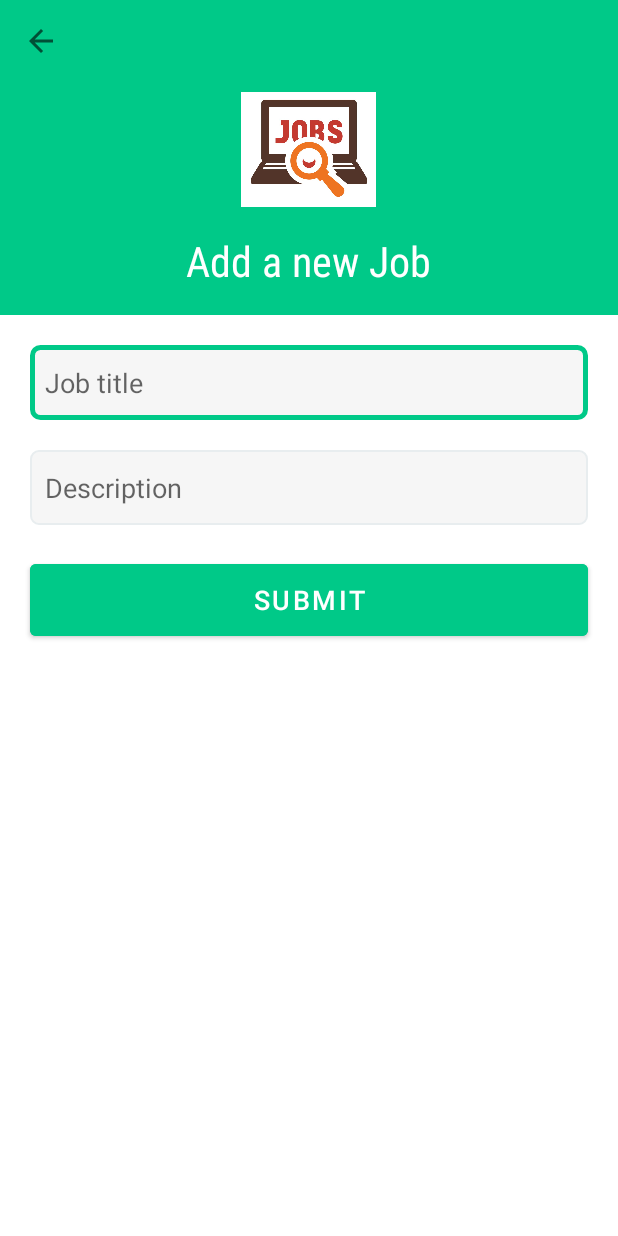
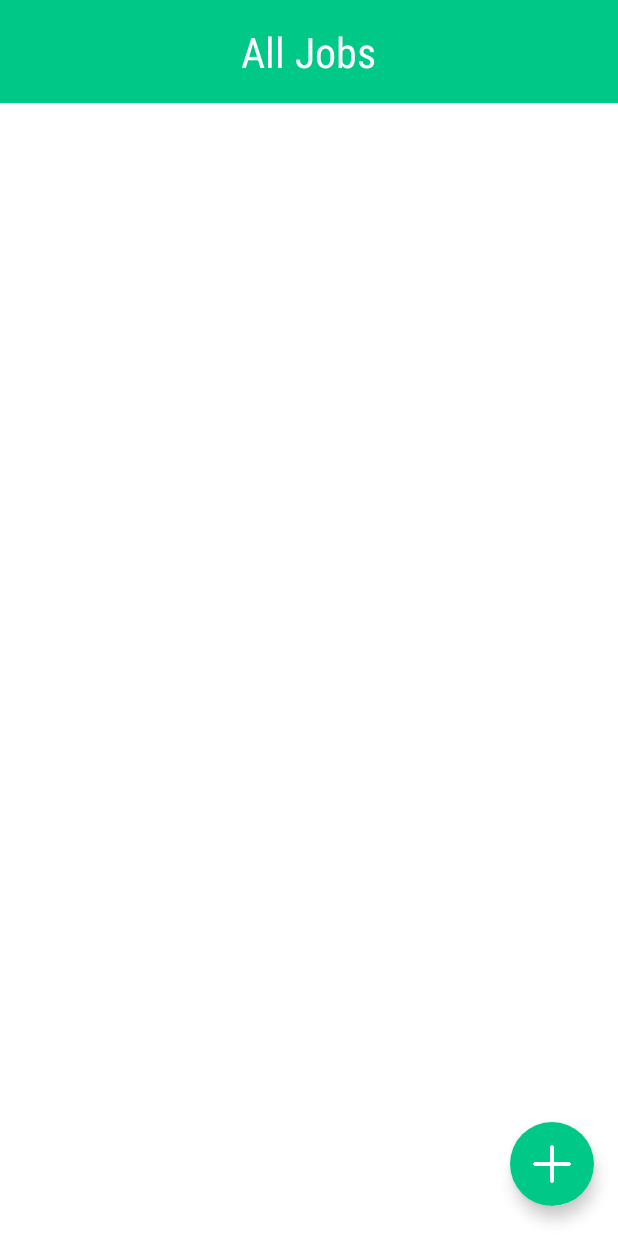
Before and after one commit to it21279898/Job, an Android app: the AddNewJob screen opened directly, with no data from a screen before it, after a tap on "SUBMIT", on a phone screen of 412 x 824 dp. Run offline under Robolectric (Android 15) with nearby library versions, the phone set to English and light mode, and no system bars; our stand-ins replace Firebase (no records; nobody signed in at launch, a user with empty details on screens opened directly).

Commit message:
New Changes in Job

```diff
--- a/app/src/main/AndroidManifest.xml
+++ b/app/src/main/AndroidManifest.xml
@@ -11,6 +11,12 @@
         android:supportsRtl="true"
         android:theme="@style/Theme.Job"
         tools:targetApi="31">
+        <activity
+            android:name=".EditJob"
+            android:exported="false" />
+        <activity
+            android:name=".AllJobs"
+            android:exported="false" />
         <activity
             android:name=".AddNewJob"
             android:exported="false" />
--- a/app/src/main/java/com/example/job/AddNewJob.kt
+++ b/app/src/main/java/com/example/job/AddNewJob.kt
@@ -1,14 +1,17 @@
 package com.example.job
 
+import android.content.Intent
 import android.os.Bundle
 import android.widget.Button
 import android.widget.EditText
+import android.widget.Toast
 import androidx.appcompat.app.AppCompatActivity
 import com.example.job.databinding.ActivityLoginBinding
 import com.google.firebase.auth.FirebaseAuth
+import com.google.firebase.database.DatabaseReference
 import com.google.firebase.database.FirebaseDatabase
 
-data class Job(val title: String, val description: String)
+data class Job(val title: String, val description: String, val id: String)
 
 class AddNewJob : AppCompatActivity() {
     private lateinit var binding: ActivityLoginBinding;
@@ -18,23 +21,32 @@ class AddNewJob : AppCompatActivity() {
         super.onCreate(savedInstanceState)
         setContentView(R.layout.activity_add_new_job)
 
-//        auth = FirebaseAuth.getInstance();
-
-        //Auth
-
         // Initialize Firebase Realtime Database
         val database1 = FirebaseDatabase.getInstance("https://quick-jobs-fe3b2-default-rtdb.firebaseio.com/")
 
         val addNewJobSubmit = findViewById<Button>(R.id.SubmitBtn);
         // set on-click listener
         addNewJobSubmit.setOnClickListener {
+            val database = database1.getReference("Jobs");
+
+            val jobId = generateUniqueId(database);
             val jobTitle = findViewById<EditText>(R.id.JobTitle).text.toString();
             val jobDescription = findViewById<EditText>(R.id.description).text.toString();
 
-            val newJob = Job(jobTitle, jobDescription)
-            val database = database1.getReference("user");
+            val newJob = Job(jobTitle, jobDescription, jobId);
 
-            database.child("jobData").push().setValue(newJob)
+            // Store data in to database
+            database.child(jobId).setValue(newJob);
+
+            Toast.makeText(this,"Job successfully added", Toast.LENGTH_SHORT).show();
+
+            // Redirect to the all jobs activity
+            startActivity(Intent(this, AllJobs::class.java));
         }
     }
+
+    fun generateUniqueId(databaseRef: DatabaseReference): String {
+        val newRef = databaseRef.push()
+        return newRef.key ?: ""
+    }
 }
--- /dev/null
+++ b/app/src/main/java/com/example/job/AllJobs.kt
@@ -0,0 +1,64 @@
+package com.example.job
+
+import android.annotation.SuppressLint
+import android.content.Intent
+import androidx.appcompat.app.AppCompatActivity
+import android.os.Bundle
+import android.widget.Button
+import androidx.recyclerview.widget.LinearLayoutManager
+import androidx.recyclerview.widget.RecyclerView
+import com.google.android.material.floatingactionbutton.FloatingActionButton
+import com.google.firebase.database.DataSnapshot
+import com.google.firebase.database.DatabaseError
+import com.google.firebase.database.FirebaseDatabase
+import com.google.firebase.database.ValueEventListener
+import customClasses.JobListAdapter
+
+class AllJobs : AppCompatActivity() {
+    override fun onCreate(savedInstanceState: Bundle?) {
+        super.onCreate(savedInstanceState)
+        setContentView(R.layout.activity_all_jobs)
+
+        // Load all the jobs
+        val databaseRef = FirebaseDatabase
+            .getInstance("https://quick-jobs-fe3b2-default-rtdb.firebaseio.com/")
+            .getReference("Jobs");
+        println(databaseRef);
+
+        val jobList = mutableListOf<customClasses.Job>();
+        val recyclerView = findViewById<RecyclerView>(R.id.recyler_view_job_all);
+
+        // Set the layout manager
+        val layoutManager = LinearLayoutManager(applicationContext);
+        recyclerView.layoutManager = layoutManager;
+
+        // Adapter config
+        val adapter = JobListAdapter(jobList);
+        recyclerView.adapter = adapter;
+
+        databaseRef.addValueEventListener(object : ValueEventListener {
+            @SuppressLint("NotifyDataSetChanged")
+            override fun onDataChange(snapshot: DataSnapshot) {
+                for (jobSnapshot in snapshot.children) {
+                    val job = jobSnapshot.getValue(customClasses.Job::class.java);
+                    if (job != null) {
+                        jobList.add(job);
+                    };
+                }
+                println(jobList);
+                adapter.notifyDataSetChanged();
+            }
+
+            override fun onCancelled(error: DatabaseError) {
+                println("Error on all jobs loading");
+            }
+        })
+
+        // Redirect to add new job
+        val redirectToAddNewJob = findViewById<FloatingActionButton>(R.id.floating_action_button);
+        redirectToAddNewJob.setOnClickListener {
+            val intent = Intent(this, AddNewJob::class.java)
+            startActivity(intent)
+        }
+    }
+}
--- a/app/src/main/java/com/example/job/LoginActivity.kt
+++ b/app/src/main/java/com/example/job/LoginActivity.kt
@@ -45,7 +45,7 @@ class LoginActivity : AppCompatActivity() {
             showTextMinimalAlert(it,"Password")
         }
 
-        //button enable true or false 1
+        //button enable true or false
         val invalidFieldsStream = io.reactivex.Observable.combineLatest(
 
             usernameSteam,
--- /dev/null
+++ b/app/src/main/res/layout/activity_all_jobs.xml
@@ -0,0 +1,80 @@
+<?xml version="1.0" encoding="utf-8"?>
+<LinearLayout xmlns:android="http://schemas.android.com/apk/res/android"
+    xmlns:app="http://schemas.android.com/apk/res-auto"
+    xmlns:tools="http://schemas.android.com/tools"
+    android:layout_width="match_parent"
+    android:layout_height="match_parent"
+    android:orientation="vertical"
+    tools:context=".AllJobs">
+
+    <RelativeLayout
+        android:id="@+id/toolbarRl"
+        android:layout_width="match_parent"
+        android:layout_height="wrap_content"
+        android:background="@color/primary_color"
+        android:paddingTop="15dp"
+        android:paddingBottom="15dp"
+        tools:layout_editor_absoluteX="0dp"
+        tools:ignore="MissingConstraints">
+
+        <TextView
+            android:id="@+id/AddJob"
+            android:layout_width="wrap_content"
+            android:layout_height="wrap_content"
+            android:layout_centerHorizontal="true"
+            android:fontFamily="sans-serif-condensed"
+            android:scrollbarSize="28sp"
+            android:text="@string/all_jobs"
+            android:textColor="@color/white"
+            android:textSize="28dp" />
+
+    </RelativeLayout>
+    <!--Input title-->
+    <ScrollView
+        android:layout_width="match_parent"
+        android:layout_height="match_parent">
+
+        <LinearLayout
+            android:layout_width="match_parent"
+            android:layout_height="wrap_content"
+            android:padding="15dp"
+            android:orientation="vertical">
+            <!-- Recent Activities Body (Items) -->
+            <androidx.recyclerview.widget.RecyclerView
+                android:id="@+id/recyler_view_job_all"
+                android:layout_width="match_parent"
+                android:layout_height="wrap_content"
+                android:orientation="vertical"
+                android:layout_margin="0dp"
+                android:layout_marginTop="20dp">
+
+            </androidx.recyclerview.widget.RecyclerView>
+
+        </LinearLayout>
+    </ScrollView>
+
+    <!-- Add New Job -->
+    <LinearLayout
+        android:layout_width="match_parent"
+        android:layout_height="match_parent"
+        android:orientation="vertical"
+        android:layout_marginTop="-92dp">
+
+        <com.google.android.material.floatingactionbutton.FloatingActionButton
+            android:id="@+id/floating_action_button"
+            android:layout_width="wrap_content"
+            android:layout_height="wrap_content"
+            app:fabSize="auto"
+            app:maxImageSize="25dp"
+            android:layout_gravity="bottom|right"
+            android:background="@drawable/custom_button_layout"
+            android:backgroundTint="@color/primary_color"
+            app:borderWidth="0dp"
+            android:layout_margin="16dp"
+            app:tint="@color/white"
+            app:srcCompat="@drawable/add_new_icon_white"
+            android:onClick="addNewSaving"
+            android:contentDescription="Add New Savings" />
+    </LinearLayout>
+
+</LinearLayout>
--- a/app/src/main/res/layout/activity_home.xml
+++ b/app/src/main/res/layout/activity_home.xml
@@ -24,13 +24,11 @@
         android:layout_height="40dp"
         android:text="Tax" />
     <Button
-        android:id="@+id/btnAddJob"
+        android:id="@+id/btnAllJobs"
         style="@style/ButtonGreen"
         android:layout_width="180dp"
         android:layout_marginTop="8dp"
         android:layout_height="40dp"
-        android:text="Add New Job" />
-
-
+        android:text="@string/all_Jobs" />
 
 </LinearLayout>
--- a/app/src/main/res/values/colors.xml
+++ b/app/src/main/res/values/colors.xml
@@ -10,4 +10,5 @@
     <color name="primary_color">#00C988</color>
     <color name="grey">#888888</color>
     <color name="grey_light">#F0F0F0</color>
+    <color name="background_main">#f6f6f6</color>
 </resources>
--- a/app/src/main/res/values/strings.xml
+++ b/app/src/main/res/values/strings.xml
@@ -43,10 +43,10 @@
     <string name="btn_reset_pw">Reset Password</string>
     <string name="back_to_login">Back to <font color="#00C9B8"><b>Login</b></font>
     </string>
-
+    <!--  Jobs Publish | Nipuni  -->
     <string name="tv_Calculation_title">Salary Calculation</string>
     <string name="salary_calculation">Salary Calculation</string>
-    <string name="job_one">Job 1</string>
+    <string name="all_jobs">All Jobs</string>
     <string name="calculate_salary">Calculate your Salary</string>
     <string name="edit_job_info">Edit Job Info</string>
     <string name="basic_sal">Basic Salary</string>
@@ -59,9 +59,11 @@
     <string name="submit_btn">Submit</string>
     <string name="del_Btn">Delete</string>
     <string name="Add_new_Job">Add a new Job</string>
+    <string name="edit_job">Edit Job</string>
     <string name="job_title">Job title</string>
     <string name="Add_des">Description</string>
     <string name="sub_Btn">Submit</string>
+    <string name="job_update">Update</string>
     <string name="all_Jobs">All Jobs</string>
     <string name="view">View</string>
     <string name="title_here">Title here</string>
```
Also changed, not shown: app/src/main/java/com/example/job/EditJob.kt (added, +74 -0 lines), app/src/main/java/com/example/job/HomeActivity.kt (+5 -5 lines), app/src/main/java/customClasses/Job.kt (added, +21 -0 lines), app/src/main/java/customClasses/JobListAdapter.kt (added, +43 -0 lines), app/src/main/res/layout/activity_edit_job.xml (added, +115 -0 lines), app/src/main/res/layout/job_template.xml (added, +54 -0 lines), app/src/main/res/drawable/add_new_icon_white.png (added).
